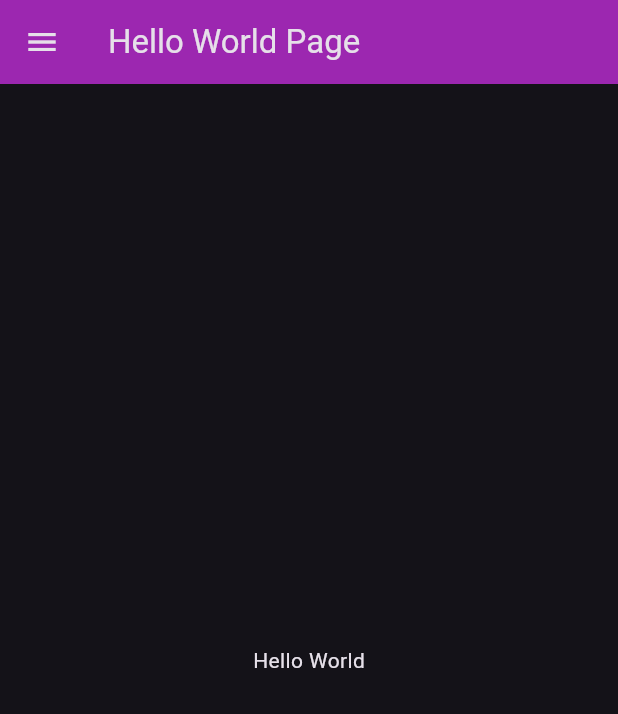
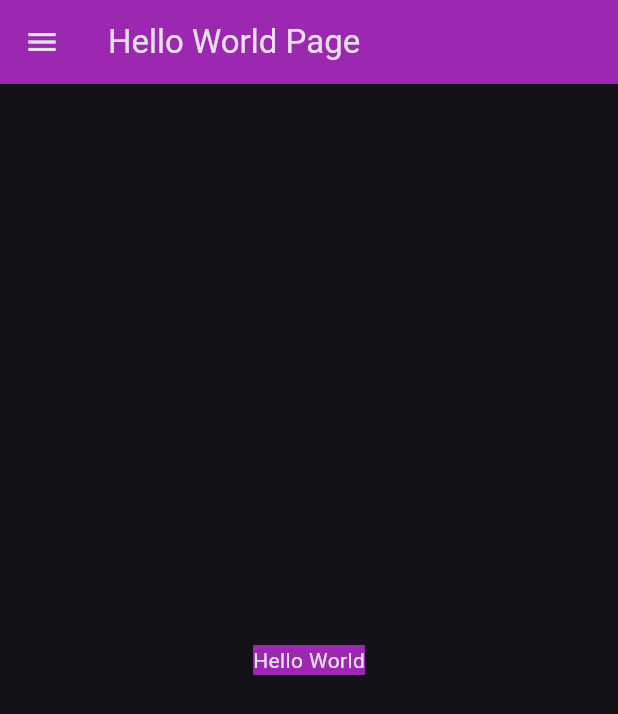
Before and after one commit to agustinventura/flutter_for_all_2023, a Flutter app: the screen it shows after launch, on a phone screen of 412 x 824 dp. Shown: the top 714 px of the screen. Run offline on Flutter 3.47's test engine with Material 3 defaults, Android fonts, the phone set to English and light mode, and no system bars.

Commit message:
Wraps hello world text with Container

```diff
--- a/lib/ui/home_page.dart
+++ b/lib/ui/home_page.dart
@@ -22,10 +22,13 @@ class HelloWorldContent extends StatelessWidget {
 
   @override
   Widget build(BuildContext context) {
-    return const Center(
-        child: Text(
-      'Hello World',
-      textDirection: TextDirection.ltr,
-    ));
+    return Center(
+        child: Container(
+          color: Colors.purple,
+          child: const Text(
+                'Hello World',
+                textDirection: TextDirection.ltr,
+              ),
+        ));
   }
 }
```
